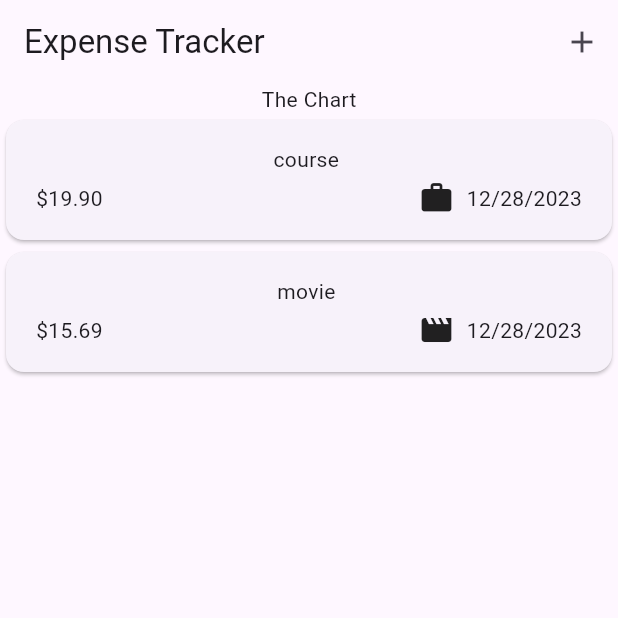
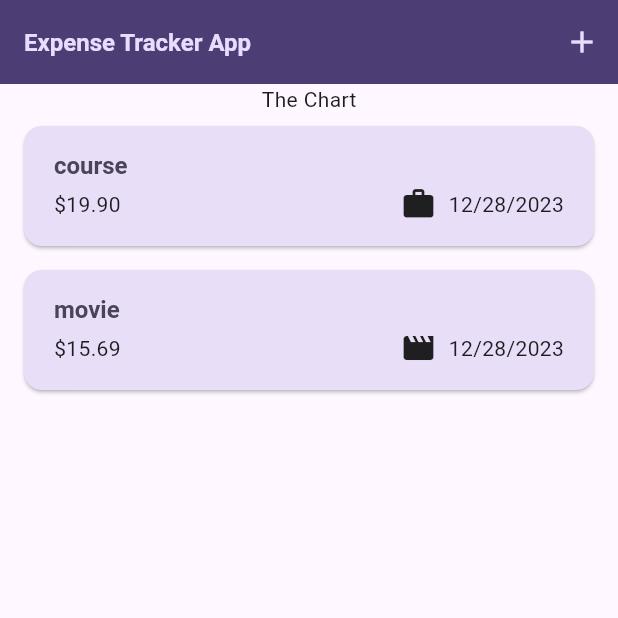
Before and after one commit to Musawarchan/flutter_expense_tracker_app, a Flutter app: the screen it shows after launch, on a phone screen of 412 x 824 dp, the top half of it. Run offline on Flutter 3.47's test engine with Material 3 defaults, Android fonts, the phone set to English and light mode, and no system bars.

Commit message:
theme setting

```diff
--- a/lib/main.dart
+++ b/lib/main.dart
@@ -4,6 +4,11 @@ import 'package:flutter/material.dart';
 void main() {
   runApp(const MyApp());
 }
+
+var kColorScheme =
+    ColorScheme.fromSeed(seedColor: Color.fromARGB(255, 96, 59, 181));
+var kDarkColorScheme =
+    ColorScheme.fromSeed(seedColor: Color.fromARGB(255, 2, 39, 49));
 
 class MyApp extends StatelessWidget {
   const MyApp({super.key});
@@ -12,8 +17,53 @@ class MyApp extends StatelessWidget {
   @override
   Widget build(BuildContext context) {
     return MaterialApp(
+      darkTheme: ThemeData.dark().copyWith(
+        colorScheme: kDarkColorScheme,
+        brightness: Brightness.dark,
+        useMaterial3: true,
+        cardTheme: const CardTheme().copyWith(
+          color: kDarkColorScheme.onSecondaryContainer,
+          margin: const EdgeInsets.symmetric(
+            horizontal: 16,
+            vertical: 8,
+          ),
+        ),
+        elevatedButtonTheme: ElevatedButtonThemeData(
+          style: ElevatedButton.styleFrom(
+            backgroundColor: kDarkColorScheme.primaryContainer,
+            foregroundColor: kDarkColorScheme.onPrimaryContainer,
+          ),
+        ),
+      ),
       debugShowCheckedModeBanner: false,
-      theme: ThemeData().copyWith(useMaterial3: true),
+      theme: ThemeData().copyWith(
+        useMaterial3: true,
+        colorScheme: kColorScheme,
+        appBarTheme: const AppBarTheme().copyWith(
+          backgroundColor: kColorScheme.onPrimaryContainer,
+          foregroundColor: kColorScheme.primaryContainer,
+        ),
+        cardTheme: const CardTheme().copyWith(
+          color: kColorScheme.secondaryContainer,
+          margin: const EdgeInsets.symmetric(
+            horizontal: 16,
+            vertical: 8,
+          ),
+        ),
+        elevatedButtonTheme: ElevatedButtonThemeData(
+          style: ElevatedButton.styleFrom(
+            backgroundColor: kColorScheme.primaryContainer,
+          ),
+        ),
+        textTheme: ThemeData().textTheme.copyWith(
+              titleLarge: TextStyle(
+                fontSize: 16,
+                fontWeight: FontWeight.bold,
+                color: kColorScheme.onSecondaryContainer,
+              ),
+            ),
+      ),
+      themeMode: ThemeMode.system,
       home: const Expenses(),
     );
   }
--- a/lib/widgets/expense_list/expense_item.dart
+++ b/lib/widgets/expense_list/expense_item.dart
@@ -11,8 +11,12 @@ class ExpenseItems extends StatelessWidget {
       child: Padding(
         padding: const EdgeInsets.symmetric(vertical: 16, horizontal: 20),
         child: Column(
+          crossAxisAlignment: CrossAxisAlignment.start,
           children: [
-            Text(expense.title),
+            Text(
+              expense.title,
+              style: Theme.of(context).textTheme.titleLarge,
+            ),
             const SizedBox(
               height: 4,
             ),
--- a/lib/widgets/expense_list/expenses_list.dart
+++ b/lib/widgets/expense_list/expenses_list.dart
@@ -18,6 +18,11 @@ class ExpensesList extends StatelessWidget {
       itemCount: expenses.length,
       itemBuilder: (context, index) {
         return Dismissible(
+          background: Container(
+            color: Theme.of(context).colorScheme.error,
+            margin: EdgeInsets.symmetric(
+                horizontal: Theme.of(context).cardTheme.margin!.horizontal),
+          ),
           key: ValueKey(
             expenses[index],
           ),
--- a/lib/widgets/expenses.dart
+++ b/lib/widgets/expenses.dart
@@ -1,4 +1,3 @@
-import 'package:expense_tracker_app/main.dart';
 import 'package:expense_tracker_app/widgets/expense_list/expenses_list.dart';
 import 'package:expense_tracker_app/models/expense.dart';
 import 'package:expense_tracker_app/widgets/new_expense.dart';
@@ -79,7 +78,7 @@ class _ExpensesState extends State<Expenses> {
 
     return Scaffold(
       appBar: AppBar(
-        title: const Text('Expense Tracker'),
+        title: const Text('Expense Tracker App'),
         actions: [
           IconButton(
               onPressed: _openAddExpenseOverlay, icon: const Icon(Icons.add))
```
